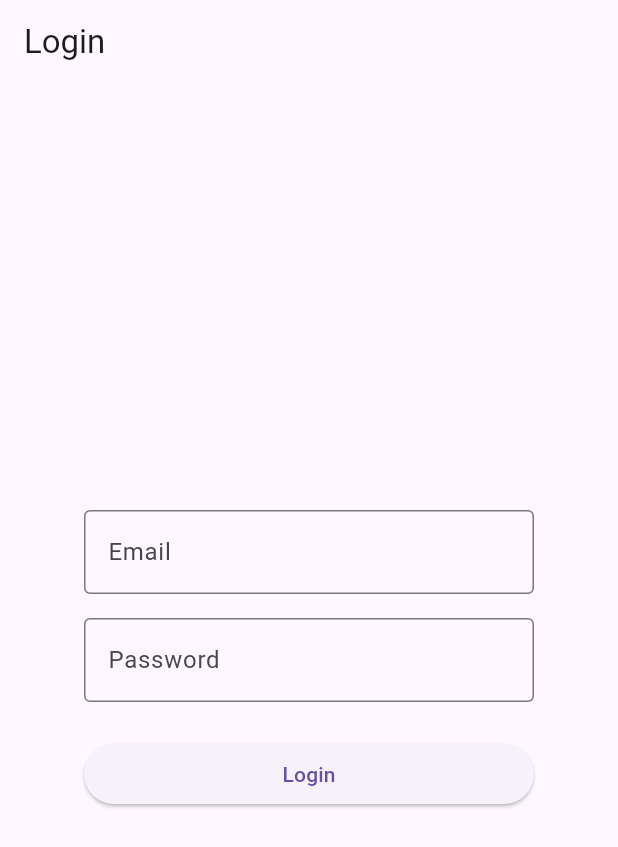
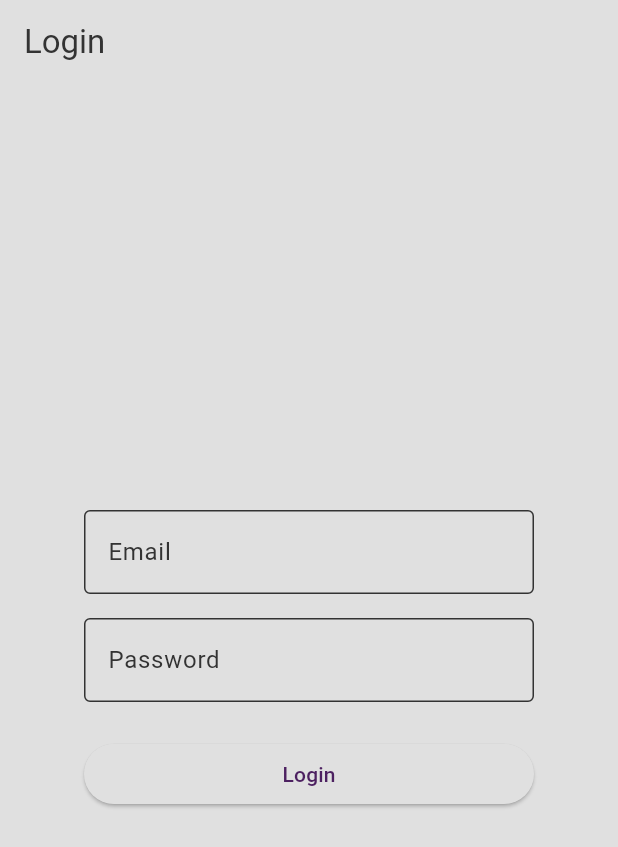
Before and after one commit to kokodavid/Synq, a Flutter app: the screen it shows after launch, on a phone screen of 412 x 824 dp. Shown: the top 847 px of the screen. Run offline on Flutter 3.47's test engine with Material 3 defaults, Android fonts, the phone set to English and light mode, and no system bars; our stand-ins replace flutter_dotenv, flutter_riverpod, go_router, supabase_flutter; accounts and stored records are empty.

Commit message:
theme setup

```diff
--- a/lib/admin/widgets/add_dialog.dart
+++ b/lib/admin/widgets/add_dialog.dart
@@ -12,7 +12,7 @@ final nameControllerProvider = Provider.autoDispose((ref) => TextEditingControll
 final emailControllerProvider = Provider.autoDispose((ref) => TextEditingController());
 
 class AddAgentDialog extends ConsumerWidget {
-  const AddAgentDialog({Key? key}) : super(key: key);
+  const AddAgentDialog({super.key});
 
   @override
   Widget build(BuildContext context, WidgetRef ref) {
--- a/lib/admin/widgets/delete_agent_dialog.dart
+++ b/lib/admin/widgets/delete_agent_dialog.dart
@@ -61,7 +61,6 @@ class _DeleteAgentDialogState extends ConsumerState<DeleteAgentDialog> {
     try {
       final agentService = ref.read(agentServiceProvider);
       await agentService.deleteAgent(widget.agent.id!);
-      ref.refresh(agentsProvider);
 
       if (mounted) {
         Navigator.pop(context);
--- /dev/null
+++ b/lib/helpers/utils/colors.dart
@@ -0,0 +1,52 @@
+import 'package:flutter/material.dart';
+
+class GlobalThemeData {
+  //Brand Colors
+  static const Color primaryPurple = Color(0xFF4D2161);
+  static const Color primaryGreen = Color(0xFF299834);
+  static const Color lightPurple = Color(0xFF8A4CA3);
+  static const Color lightGreen = Color(0xFF4CC75A);
+  static const Color darkGray = Color(0xFF333333);
+  static const Color lightGray = Color(0xFFE0E0E0);
+  static const Color white = Color(0xFFFFFFFF);
+
+  static ThemeData themeData(ColorScheme colorScheme, Color focusColor) {
+    return ThemeData(
+        colorScheme: colorScheme,
+        focusColor: focusColor,
+        canvasColor: colorScheme.surface,
+        scaffoldBackgroundColor: colorScheme.surface,
+        highlightColor: Colors.transparent);
+  }
+
+  static final Color _lightFocusColor = Colors.black.withOpacity(0.12);
+  static final Color _darkFocusColor = Colors.white.withOpacity(0.12);
+
+  static ThemeData lightThemeData =
+      themeData(lightColorScheme, _lightFocusColor);
+  static ThemeData darkThemeData = themeData(darkColorScheme, _darkFocusColor);
+
+  static const ColorScheme lightColorScheme = ColorScheme(
+    primary: primaryPurple,
+    onPrimary: white,
+    secondary: primaryGreen,
+    onSecondary: white,
+    error: Colors.redAccent,
+    onError: white,
+    surface: lightGray,
+    onSurface: darkGray,
+    brightness: Brightness.light,
+  );
+
+  static const ColorScheme darkColorScheme = ColorScheme(
+    primary: lightPurple,
+    onPrimary: white,
+    secondary: lightGreen,
+    onSecondary: darkGray,
+    error: Colors.redAccent,
+    onError: white,
+    surface: Color(0xFF4A4A4A),
+    onSurface: white,
+    brightness: Brightness.dark,
+  );
+}
--- a/lib/main.dart
+++ b/lib/main.dart
@@ -3,6 +3,7 @@ import 'package:flutter/material.dart';
 import 'package:flutter_dotenv/flutter_dotenv.dart';
 import 'package:flutter_riverpod/flutter_riverpod.dart';
 import 'package:supabase_flutter/supabase_flutter.dart';
+import 'package:synq/helpers/utils/colors.dart';
 import 'package:synq/router.dart';
 
 void main() async{
@@ -16,7 +17,7 @@ void main() async{
 }
 
 class MyApp extends ConsumerWidget {
-  const MyApp({Key? key}) : super(key: key);
+  const MyApp({super.key});
 
   @override
   Widget build(BuildContext context, WidgetRef ref) {
@@ -24,8 +25,10 @@ class MyApp extends ConsumerWidget {
 
     return MaterialApp.router(
       title: kIsWeb ? 'Admin Portal' : 'Synq',
-      theme: ThemeData(primarySwatch: Colors.blue),
+      theme: GlobalThemeData.lightThemeData,
       debugShowCheckedModeBanner: false,
+      themeMode: ThemeMode.light,
+      darkTheme: GlobalThemeData.darkThemeData,
       routerConfig: router,
     );
   }
```
Also changed, not shown: lib/admin/services/agent_service.dart (+27 -13 lines), 3 other files.
